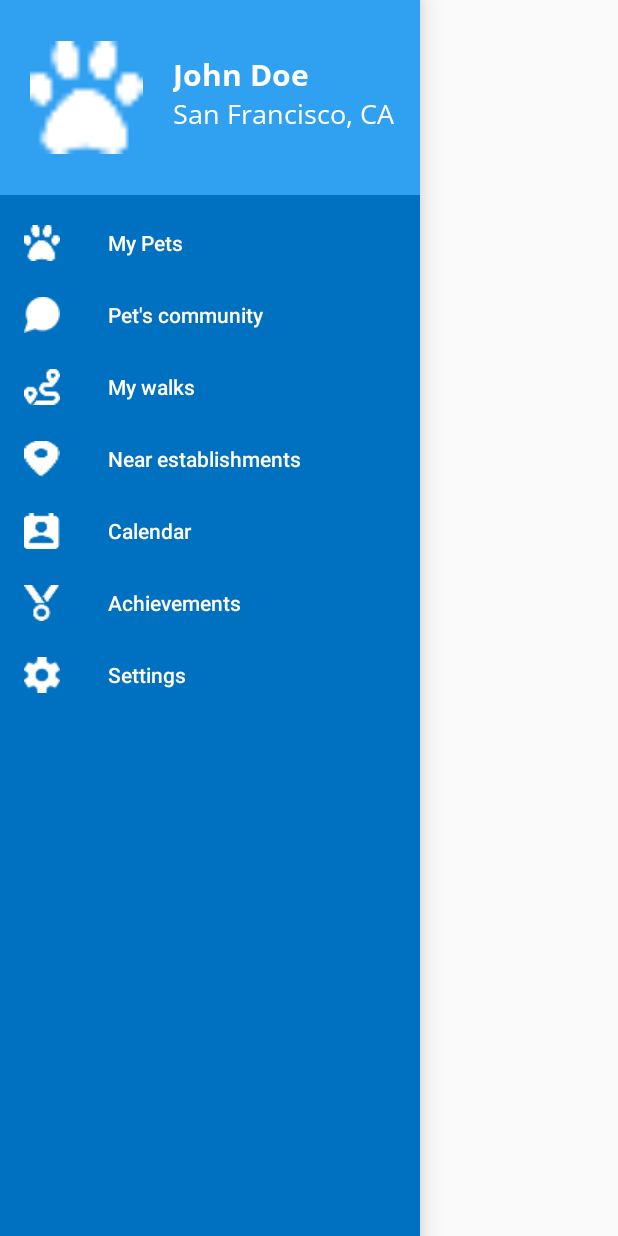
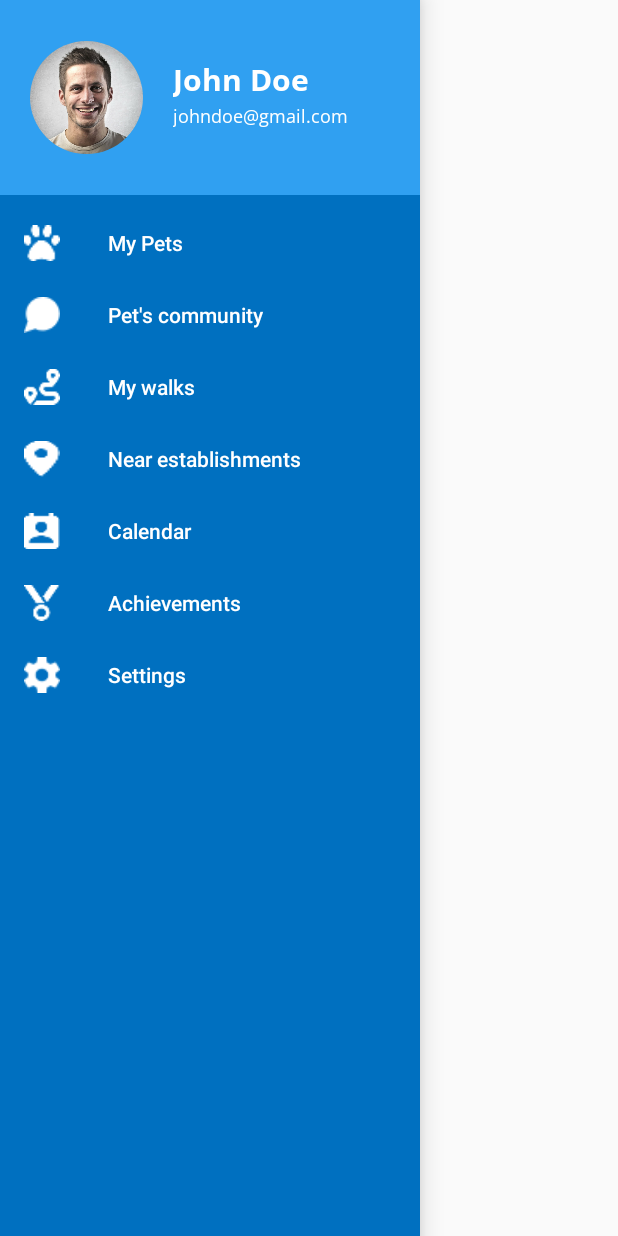
Before and after one commit to Grupo13-PES-Mascotas/PES_Mascotes, an Android app: the screen it shows after launch (MainActivity), with the side drawer open, on a phone screen of 412 x 824 dp. Run offline under Robolectric (Android 15) with nearby library versions, the phone set to English and light mode, and no system bars; Roboto replaces fonts that are not available here.

Commit message:
Finish the navigation drawer header
The navigation header has been finished, using a new view for the circle images

```diff
--- a/app/src/main/java/org/pesmypetcare/mypetcare/activities/MainActivity.java
+++ b/app/src/main/java/org/pesmypetcare/mypetcare/activities/MainActivity.java
@@ -3,7 +3,10 @@ package org.pesmypetcare.mypetcare.activities;
 import androidx.appcompat.app.AppCompatActivity;
 import androidx.drawerlayout.widget.DrawerLayout;
 
+import android.graphics.Bitmap;
+import android.graphics.BitmapFactory;
 import android.os.Bundle;
+import android.widget.ImageView;
 
 import org.pesmypetcare.mypetcare.databinding.ActivityMainBinding;
 
--- /dev/null
+++ b/app/src/main/java/org/pesmypetcare/mypetcare/activities/views/CircularImageView.java
@@ -0,0 +1,35 @@
+package org.pesmypetcare.mypetcare.activities.views;
+
+import android.content.Context;
+import android.graphics.Bitmap;
+import android.graphics.BitmapFactory;
+import android.graphics.drawable.BitmapDrawable;
+import android.graphics.drawable.Drawable;
+import android.util.AttributeSet;
+
+import androidx.appcompat.widget.AppCompatImageView;
+import androidx.core.graphics.drawable.RoundedBitmapDrawable;
+import androidx.core.graphics.drawable.RoundedBitmapDrawableFactory;
+
+public class CircularImageView extends AppCompatImageView {
+    public CircularImageView(Context context, AttributeSet attrs) {
+        super(context, attrs);
+
+        Drawable drawable = getDrawable();
+        if (drawable != null) {
+            Bitmap bitmap = ((BitmapDrawable) drawable).getBitmap();
+            setImage(bitmap);
+        }
+    }
+
+    public void setImage(int imageResourceId) {
+        Bitmap bitmap = BitmapFactory.decodeResource(getResources(), imageResourceId);
+        setImage(bitmap);
+    }
+
+    public void setImage(Bitmap bitmap) {
+        RoundedBitmapDrawable roundedBitmap = RoundedBitmapDrawableFactory.create(getResources(), bitmap);
+        roundedBitmap.setCircular(true);
+        setImageDrawable(roundedBitmap);
+    }
+}
--- a/app/src/main/res/layout/navigation_drawer_header.xml
+++ b/app/src/main/res/layout/navigation_drawer_header.xml
@@ -8,31 +8,31 @@
     android:paddingTop="27dp"
     android:paddingStart="20dp">
 
-    <ImageView
+    <org.pesmypetcare.mypetcare.activities.views.CircularImageView
         android:layout_width="75dp"
         android:layout_height="75dp"
-        android:background="@drawable/paw_icon"/>
+        android:src="@drawable/user_sample"/>
 
     <LinearLayout
-        android:layout_width="wrap_content"
+        android:layout_width="match_parent"
         android:layout_height="wrap_content"
         android:orientation="vertical"
-        android:layout_marginTop="8dp"
+        android:layout_marginTop="11dp"
         android:layout_marginStart="20dp">
 
         <TextView
-            android:layout_width="wrap_content"
-            android:layout_height="wrap_content"
-            android:text="John Doe"
-            android:textColor="@color/white"
+            android:id="@+id/lblUserName"
+            android:text="@string/defaultName"
             style="@style/profileText"/>
 
+        <Space
+            android:layout_width="0dp"
+            android:layout_height="2dp"/>
+
         <TextView
-            android:layout_width="wrap_content"
-            android:layout_height="wrap_content"
-            android:text="San Francisco, CA"
-            android:textColor="@color/white"
-            style="@style/profileLocation"/>
+            android:id="@+id/lblUserEmail"
+            android:text="@string/defaultEmail"
+            style="@style/profileEmail"/>
 
     </LinearLayout>
 
--- a/app/src/main/res/values/strings.xml
+++ b/app/src/main/res/values/strings.xml
@@ -7,4 +7,6 @@
     <string name="navigation_calendar">Calendar</string>
     <string name="navigation_achievements">Achievements</string>
     <string name="navigation_settings">Settings</string>
+    <string name="defaultName">John Doe</string>
+    <string name="defaultEmail">johndoe@gmail.com</string>
 </resources>
--- a/app/src/main/res/values/styles.xml
+++ b/app/src/main/res/values/styles.xml
@@ -37,11 +37,18 @@
     </style>
 
     <style name="profileText" parent="boldText">
+        <item name="android:layout_width">wrap_content</item>
+        <item name="android:layout_height">wrap_content</item>
         <item name="android:textSize">20sp</item>
+        <item name="android:textColor">@color/white</item>
     </style>
 
-    <style name="profileLocation" parent="plainText">
-        <item name="android:textSize">18sp</item>
+    <style name="profileEmail" parent="plainText">
+        <item name="android:layout_width">match_parent</item>
+        <item name="android:layout_height">wrap_content</item>
+        <item name="android:textSize">12sp</item>
+        <item name="android:textColor">@color/white</item>
+        <item name="android:singleLine">true</item>
     </style>
 
 </resources>
```
Also changed, not shown: app/src/main/res/drawable/user_sample.png (added), app/src/main/user_sample-playstore.png (added).
